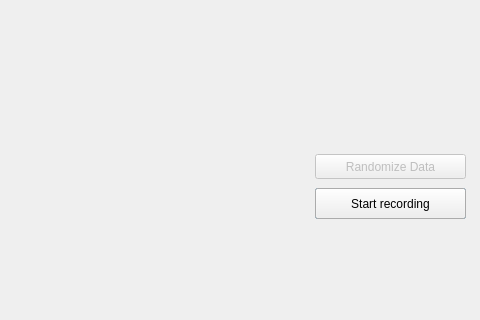
The window that ObjectTracking/realtimetracking.ui (TFNeto/Indoor-object-tracking) describes before a commit, drawn with Qt 5; both pictures show x 415 to 895 and y 196 to 516 of the 895 by 516 pixel window.
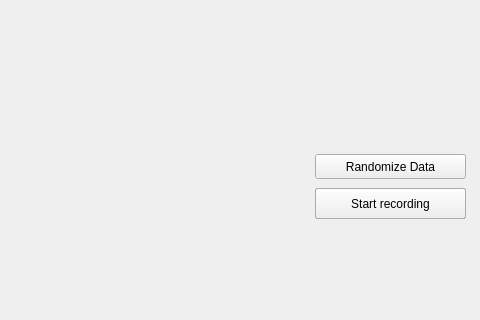
The same window after the commit.

Diff of the .ui file:
```diff
--- a/ObjectTracking/realtimetracking.ui
+++ b/ObjectTracking/realtimetracking.ui
@@ -39,7 +39,7 @@
   </widget>
   <widget class="QPushButton" name="RandomizeButton">
    <property name="enabled">
-    <bool>false</bool>
+    <bool>true</bool>
    </property>
    <property name="geometry">
     <rect>
```
